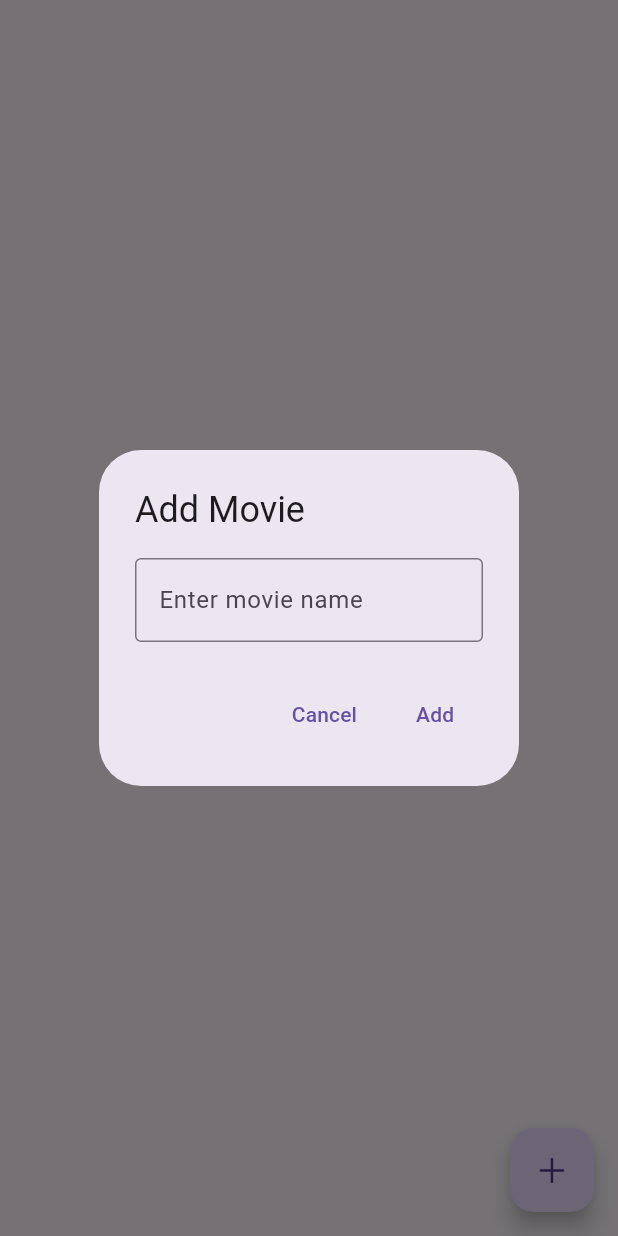
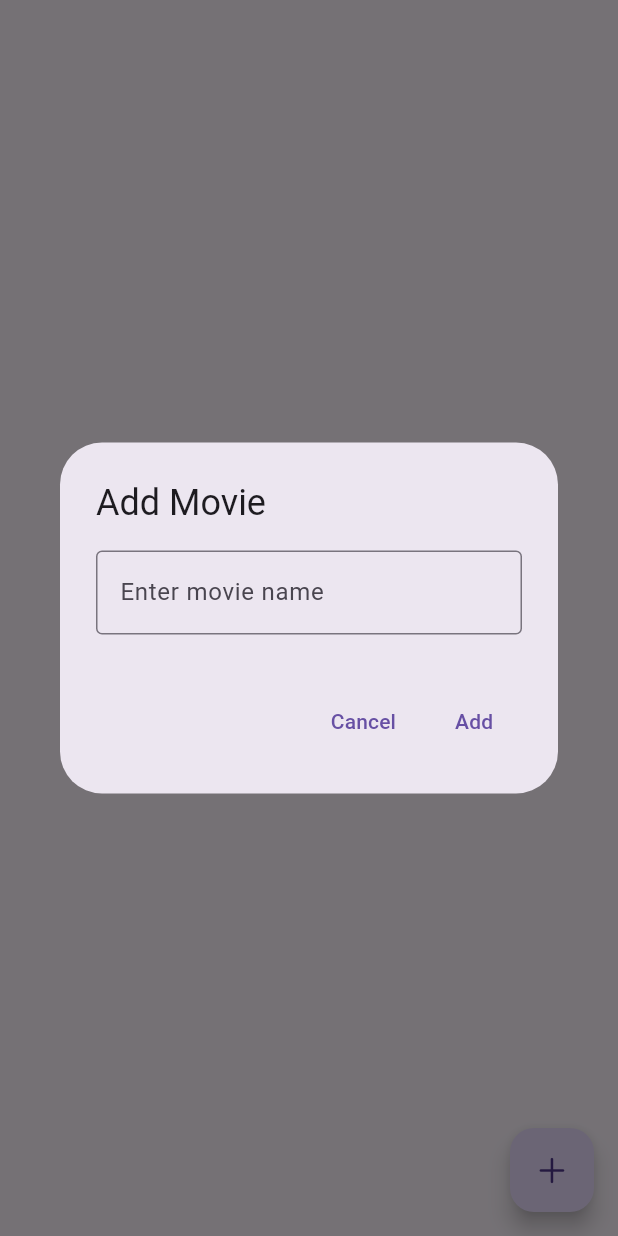
Before and after one commit to Jishnu075/watchmelater, a Flutter app: the WatchScreen screen opened directly, after a tap on an icon or button, on a phone screen of 412 x 824 dp. Run offline on Flutter 3.47's test engine with Material 3 defaults, Android fonts, the phone set to English and light mode, and no system bars; our stand-ins replace bloc, cloud_firestore, dio, firebase_auth, firebase_core, flutter_bloc and 2 more; accounts and stored records are empty.

Commit message:
ui overflow fix and refactor

```diff
--- a/lib/presentation/pages/watch_screen.dart
+++ b/lib/presentation/pages/watch_screen.dart
@@ -1,4 +1,5 @@
 import 'dart:async';
+import 'dart:io';
 
 import 'package:cloud_firestore/cloud_firestore.dart';
 import 'package:firebase_auth/firebase_auth.dart';
@@ -128,7 +129,10 @@ class WatchScreen extends StatelessWidget {
         String movieName = '';
         return AlertDialog(
           title: const Text('Add Movie'),
-          content: Column(
+          content: SizedBox(
+            width: MediaQuery.of(context).size.width * 0.70,
+            // height: MediaQuery.of(context).size.height * 0.35,
+            child: Column(
               mainAxisSize: MainAxisSize.min,
               children: [
                 TextField(
@@ -146,7 +150,10 @@ class WatchScreen extends StatelessWidget {
                     suffixIcon: BlocBuilder<SearchBloc, SearchState>(
                       builder: (context, state) {
                         if (state is SearchingMovieLoading) {
-                        return const CircularProgressIndicator.adaptive();
+                          return Transform.scale(
+                              scale: Platform.isAndroid ? 0.5 : 1.0,
+                              child:
+                                  const CircularProgressIndicator.adaptive());
                         } else {
                           return const SizedBox.shrink();
                         }
@@ -154,15 +161,12 @@ class WatchScreen extends StatelessWidget {
                     ),
                   ),
                 ),
+                const SizedBox(height: 10),
                 BlocBuilder<SearchBloc, SearchState>(
                   builder: (context, state) {
                     if (state is SearchingMovieCompleted) {
                       if (state.movies.isNotEmpty) {
-                      return Padding(
-                        padding: const EdgeInsets.symmetric(vertical: 10),
-                        child: SizedBox(
-                          height: MediaQuery.of(context).size.height * 0.20,
-                          width: MediaQuery.of(context).size.width * 0.70,
+                        return Expanded(
                           child: ListView.separated(
                             shrinkWrap: true,
                             itemBuilder: (context, index) {
@@ -191,13 +195,13 @@ class WatchScreen extends StatelessWidget {
                                     movieThumbnailURL:
                                         state.movies[index].posterPath,
                                     yearOfRelease: getYearOfRelease(
-                                        state.movies[index].releaseDate ?? ''),
+                                        state.movies[index].releaseDate ??
+                                            'unknown'),
                                   ));
                             },
                             separatorBuilder: (context, index) =>
                                 const SizedBox(height: 8),
                             itemCount: state.movies.length,
-                          ),
                           ),
                         );
                       }
@@ -206,6 +210,7 @@ class WatchScreen extends StatelessWidget {
                   },
                 ),
               ],
+            ),
           ),
           actions: <Widget>[
             TextButton(
@@ -242,7 +247,11 @@ class WatchScreen extends StatelessWidget {
   }
 
   String getYearOfRelease(String releaseDate) {
+    if (releaseDate.trim().isNotEmpty) {
       return releaseDate.split('-')[0];
+    } else {
+      return 'unknown';
+    }
   }
 
   String _searchQuery = '';
@@ -414,8 +423,6 @@ class TMDBMovieTile extends StatelessWidget {
           color: Color.fromARGB(203, 246, 236, 255),
           borderRadius: BorderRadius.only(
               topRight: Radius.circular(10), bottomRight: Radius.circular(10))),
-      width: MediaQuery.sizeOf(context).width * 0.75,
-      height: MediaQuery.sizeOf(context).height * 0.0855,
       child: Row(
         mainAxisAlignment: MainAxisAlignment.spaceBetween,
         children: [
@@ -454,6 +461,7 @@ class TMDBMovieTile extends StatelessWidget {
                     overflow: TextOverflow.ellipsis,
                     softWrap: true,
                   ),
+                  const SizedBox(height: 4),
                   Row(
                     children: [
                       const Icon(CupertinoIcons.calendar, size: 14),
```
Lines whose indentation alone changed are shown as unchanged.
